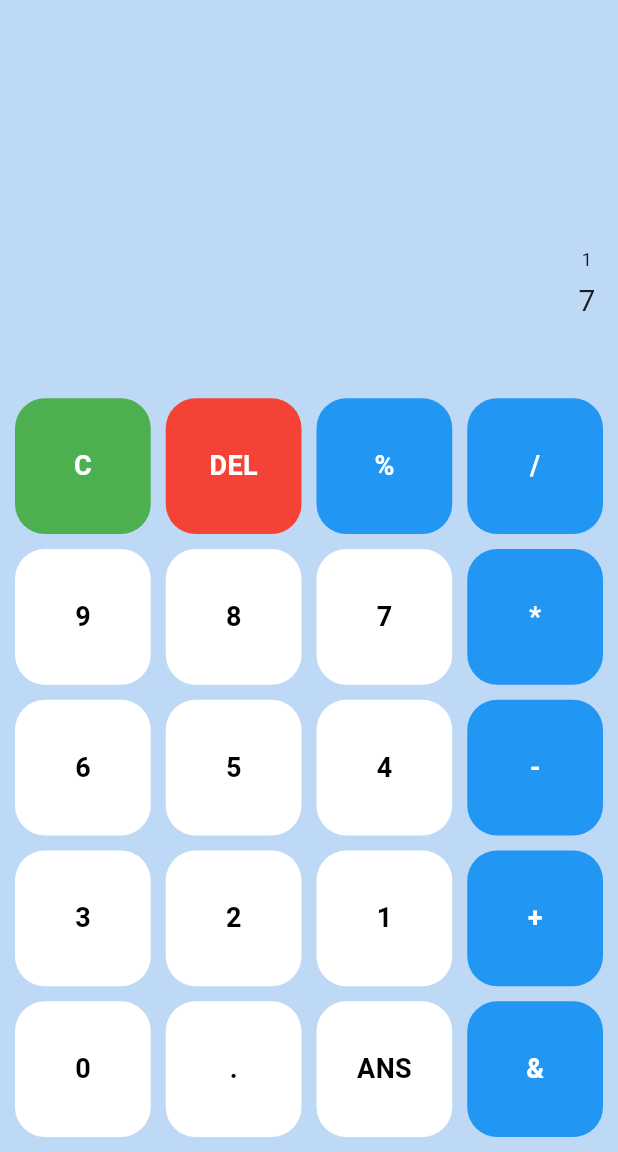
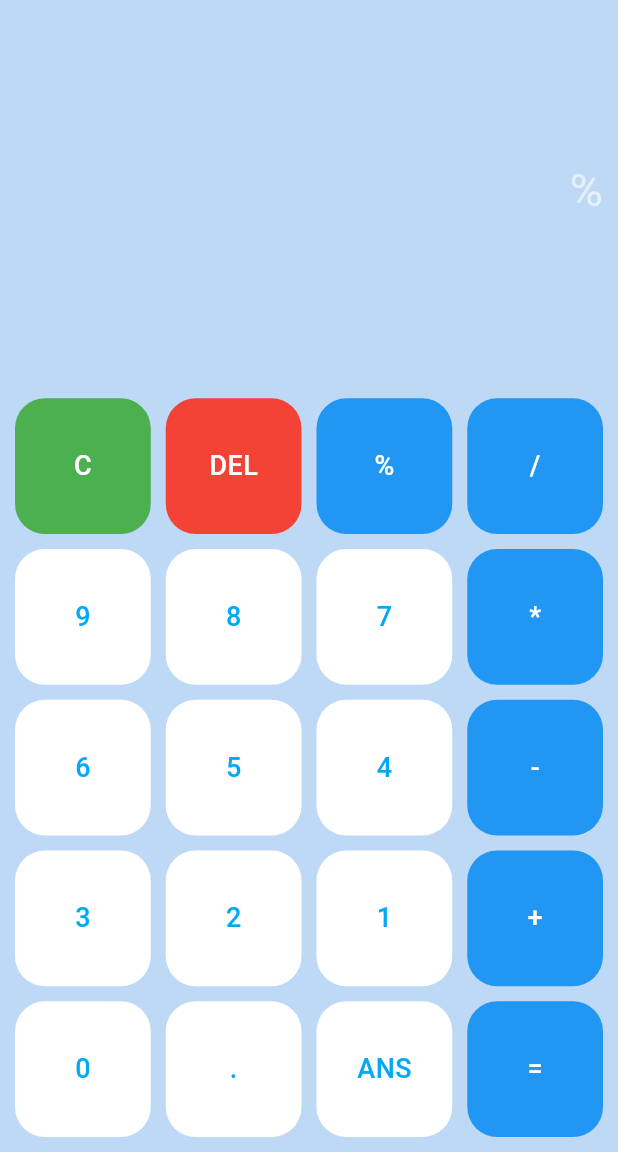
Before and after one commit to JOHN-KUN1/flutter-calculator-app, a Flutter app: the screen it shows after launch, after a tap on an icon or button, on a phone screen of 412 x 824 dp, the part 84-1236 px from its top. Run offline on Flutter 3.47's test engine with Material 3 defaults, Android fonts, the phone set to English and light mode, and no system bars; missing offline and left inert: string_equation.

```diff
--- a/lib/calculator.dart
+++ b/lib/calculator.dart
@@ -1,4 +1,6 @@
 import 'package:flutter/material.dart';
+
+import 'package:string_equation/string_equation.dart';
 
 class Calculator extends StatefulWidget {
   const Calculator({super.key});
@@ -10,6 +12,10 @@ class Calculator extends StatefulWidget {
 }
 
 class _CalculatorState extends State<Calculator> {
+  String userInput = '';
+  String calculatedAnswer = '';
+  String storedAns = '';
+
   final List<String> values = [
     'C',
     'DEL',
@@ -30,66 +36,130 @@ class _CalculatorState extends State<Calculator> {
     '0',
     '.',
     'ANS',
-    '&',
+    '=',
   ];
 
-  Color buttonColorCheck(String val){
-    if (val == 'C'){
+  Color buttonColorCheck(String val) {
+    if (val == 'C') {
       return Colors.green;
-    }
-    else if(val == 'DEL'){
+    } else if (val == 'DEL') {
       return Colors.red;
-    }
-    else if(val == '%' || val == '+' || val == '-' || val =='&' || val == '/' || val == '*'){
+    } else if (val == '%' ||
+        val == '+' ||
+        val == '-' ||
+        val == '=' ||
+        val == '/' ||
+        val == '*') {
       return Colors.blue;
-    }
-    else{
+    } else {
       return Colors.white;
     }
   }
 
-  Color textColorCheck(String val){
-    final blackText = ['1','2','3','4','5','6','7','8','9','0','.','ANS'];
+  Color textColorCheck(String val) {
+    final blackText = [
+      '1',
+      '2',
+      '3',
+      '4',
+      '5',
+      '6',
+      '7',
+      '8',
+      '9',
+      '0',
+      '.',
+      'ANS',
+    ];
 
-    if (blackText.contains(val)){
-      return Colors.black;
+    if (blackText.contains(val)) {
+      return Colors.lightBlue;
+    } else {
+      return Colors.white;
+    }
+  }
+
+  void onKeyPressed(String val) {
+    if (val == 'DEL'){
+      setState(() {
+        userInput = userInput.substring(0, userInput.length - 1);
+      });
+    }else if(val == '='){
+      if(userInput.isEmpty){
+        return;
+      }else{
+        calculatedAnswer = ConditionEquation().evaluateExpression(userInput).toString();
+      }
+      setState(() {
+        storedAns = calculatedAnswer;
+      });
+    }else if(val == 'C'){
+      setState(() {
+        userInput = '';
+        calculatedAnswer = '';
+      });
+    }else if(val == 'ANS'){
+      setState(() {
+        userInput = storedAns;
+      });
     }
     else{
-      return Colors.white;
+      setState(() {
+        userInput += val;
+      });
     }
-
   }
 
   @override
   Widget build(BuildContext context) {
     return Column(
       mainAxisSize: MainAxisSize.max,
+      crossAxisAlignment: CrossAxisAlignment.end,
       mainAxisAlignment: MainAxisAlignment.end,
       children: [
-        const Padding(
-          padding: EdgeInsets.only(right: 15),
+        Padding(
+          padding: const EdgeInsets.only(left: 4,right: 10),
+          child: SingleChildScrollView(
+            scrollDirection: Axis.horizontal,
             child: Row(
               mainAxisAlignment: MainAxisAlignment.end,
               children: [
-              Column(
-                children: [
                 Text(
-                    '1',
-                    style: TextStyle(fontSize: 12),
+                  userInput,
+                  style: TextStyle(
+                    color: Colors.white.withValues(alpha: 0.6),
+                    fontSize: 30,
                   ),
-                  SizedBox(
-                    height: 5,
-                  ),
-                  Text(
-                    '7',
-                    style: TextStyle(fontSize: 20),
-                  ),
-                ],
                 ),
               ],
             ),
           ),
-        const SizedBox(height: 50,),
+        ),
+        const SizedBox(
+          height: 5,
+        ),
+        Padding(
+          padding:  const EdgeInsets.only(left: 4,right: 10),
+          child: SingleChildScrollView(
+            scrollDirection: Axis.horizontal,
+            child: Row(
+              mainAxisAlignment: MainAxisAlignment.end,
+              children: [
+                Text(
+                  calculatedAnswer,
+                  style: const TextStyle(
+                    color: Colors.white,
+                    fontSize: 44,
+                    fontWeight: FontWeight.bold,
+                  ),
+                ),
+              ],
+            ),
+          ),
+        ),
+        const SizedBox(
+          height: 50,
+        ),
         Flexible(
           child: Padding(
             padding: const EdgeInsets.only(left: 10, right: 10, bottom: 10),
@@ -97,27 +167,32 @@ class _CalculatorState extends State<Calculator> {
               gridDelegate: const SliverGridDelegateWithFixedCrossAxisCount(
                 crossAxisCount: 4,
                 crossAxisSpacing: 10,
-                mainAxisSpacing: 10
+                mainAxisSpacing: 10,
               ),
               shrinkWrap: true,
               physics: const NeverScrollableScrollPhysics(),
               itemCount: values.length,
               itemBuilder: (context, index) {
                 return InkWell(
-                  onTap: (){},
+                  onTap: () {
+                    onKeyPressed(values[index]);
+                  },
                   child: Container(
                     decoration: BoxDecoration(
-                      color:  buttonColorCheck(values[index]),
-                      borderRadius: BorderRadius.circular(20)
+                      color: buttonColorCheck(values[index]),
+                      borderRadius: BorderRadius.circular(20),
                     ),
                     height: 30,
                     width: 30,
                     child: Center(
-                      child: Text(values[index], style: TextStyle(
+                      child: Text(
+                        values[index],
+                        style: TextStyle(
                           color: textColorCheck(values[index]),
-                        fontWeight: FontWeight.w700,
-                        fontSize: 18
-                      ),),
+                          fontWeight: FontWeight.w500,
+                          fontSize: 18,
+                        ),
+                      ),
                     ),
                   ),
                 );
--- a/pubspec.yaml
+++ b/pubspec.yaml
@@ -34,6 +34,7 @@ dependencies:
   # The following adds the Cupertino Icons font to your application.
   # Use with the CupertinoIcons class for iOS style icons.
   cupertino_icons: ^1.0.8
+  string_equation: ^1.0.5
 
 dev_dependencies:
   flutter_test:
```
Also changed, not shown: pubspec.lock. Lines whose indentation alone changed are shown as unchanged.
